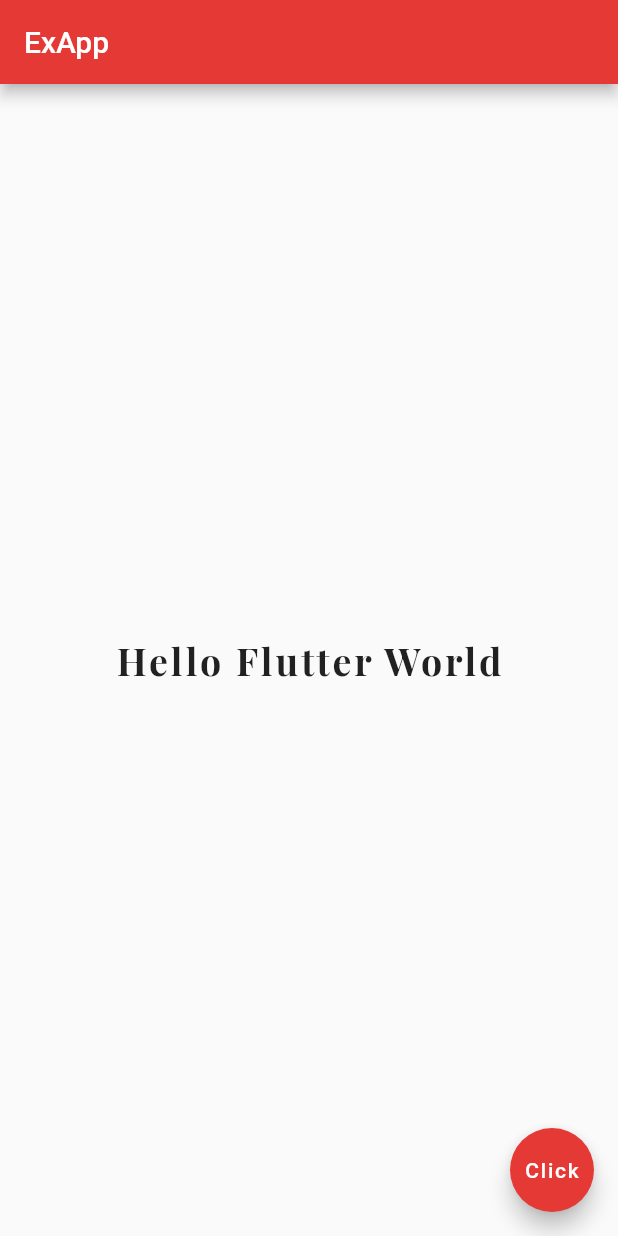
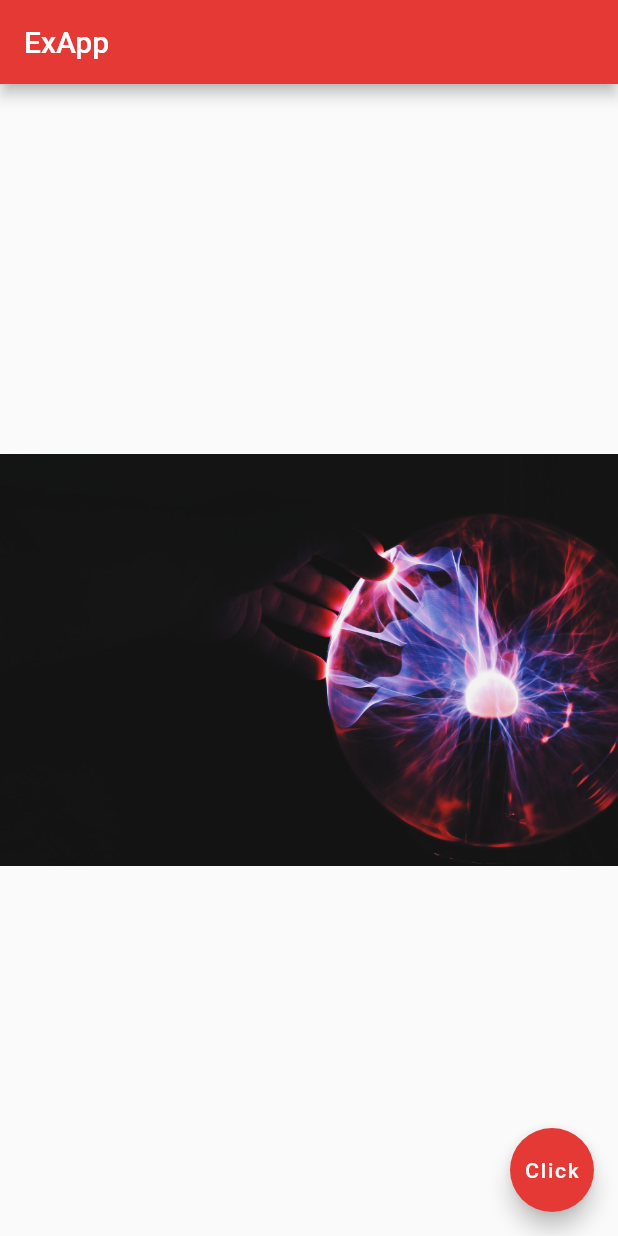
Before and after one commit to Princeadeola/first_project, a Flutter app: the screen it shows after launch, on a phone screen of 412 x 824 dp. Run offline on Flutter 3.47's test engine with Material 2 defaults, Android fonts, the phone set to English and light mode, and no system bars.

Commit message:
use of Images()

```diff
--- a/lib/main.dart
+++ b/lib/main.dart
@@ -14,15 +14,7 @@ class Home extends StatelessWidget{
         backgroundColor: Colors.red[600],
       ),
       body: Center(
-        child: Text(
-          "Hello Flutter World",
-          style: TextStyle(
-            fontSize: 25.0,
-            fontWeight: FontWeight.bold,
-            letterSpacing: 2.0,
-            fontFamily: 'PlayfairDisplay',
-          ),
-        ),
+        child: Image.asset("assets/img3.jpg"),
       ),
       floatingActionButton: FloatingActionButton(
         onPressed: () {  },
--- a/pubspec.yaml
+++ b/pubspec.yaml
@@ -59,9 +59,8 @@ flutter:
   uses-material-design: true
 
   # To add assets to your application, add an assets section, like this:
-  # assets:
-  #   - images/a_dot_burr.jpeg
-  #   - images/a_dot_ham.jpeg
+  assets:
+   - assets/
 
   # An image asset can refer to one or more resolution-specific "variants", see
   # https://flutter.dev/assets-and-images/#resolution-aware
```
Also changed, not shown: assets/img1.jpg (added), assets/img2.jpg (added), assets/img3.jpg (added).
